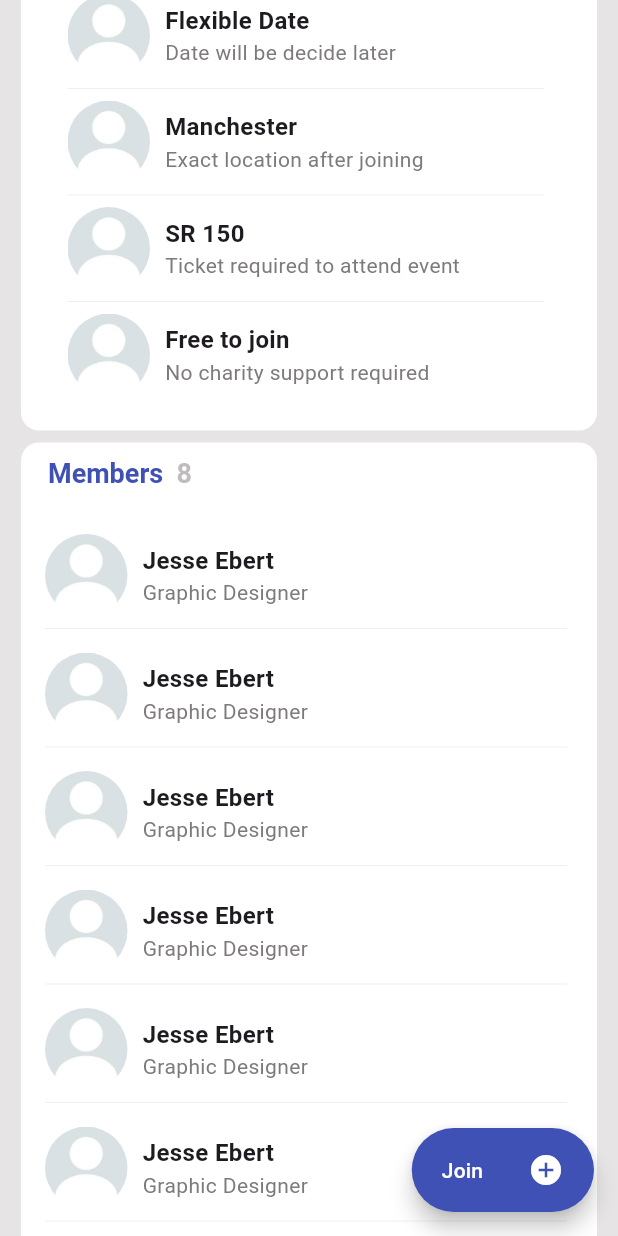
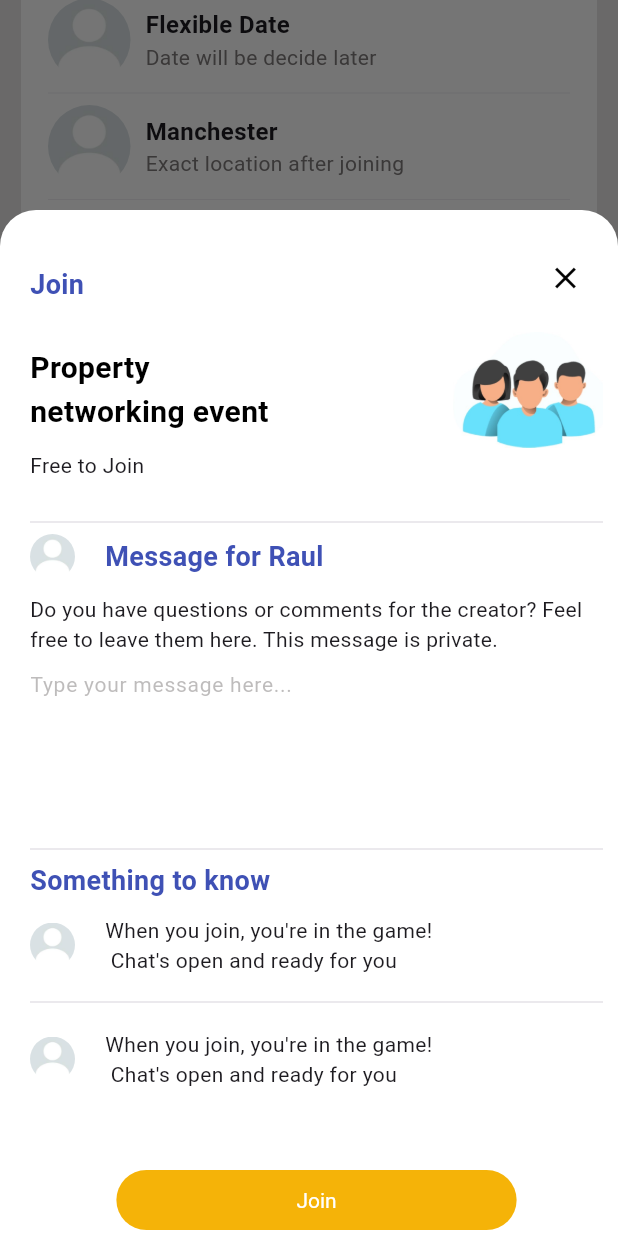
Before and after one commit to Musaddiq625/chat_app_white_label, a Flutter app: the screen it shows after launch, scrolled down 576 dp, after a tap on "Join", on a phone screen of 412 x 824 dp. Run offline on Flutter 3.47's test engine with Material 3 defaults, Android fonts, the phone set to English and light mode, and no system bars; our stand-ins replace bloc, cached_network_image, camera, cloud_firestore, contacts_service, country_code_picker and 16 more; missing offline and left inert: agora_rtc_engine, flutter_sound_lite, video_thumbnail, voice_message_package; accounts and stored records are empty; network calls fail.

Commit message:
Ui Work of Locals event screen

```diff
--- a/lib/src/components/bottom_sheet_component.dart
+++ b/lib/src/components/bottom_sheet_component.dart
@@ -20,7 +20,7 @@ class BottomSheetComponent {
       isScrollControlled: true,
       isDismissible: true,
       backgroundColor: ColorConstants.white,
-      barrierColor: ColorConstants.white.withOpacity(0.2),
+      // barrierColor: ColorConstants.white.withOpacity(0.2),
       shape: const RoundedRectangleBorder(
         borderRadius: BorderRadius.vertical(
           top: Radius.circular(24),
--- a/lib/src/components/custom_button.dart
+++ b/lib/src/components/custom_button.dart
@@ -7,9 +7,10 @@ class ButtonComponent extends StatelessWidget {
   final Color bgcolor;
   final double textSize;
   final Color textColor;
+  final double horizontalLength;
 
    ButtonComponent(
-      {super.key, required this.buttonText, required this.onPressedFunction, this.bgcolor = Colors.indigo, this.textSize = 14,this.textColor = Colors.white,});
+      {super.key, required this.buttonText, required this.onPressedFunction, this.bgcolor = Colors.indigo, this.textSize = 14,this.textColor = Colors.white,this.horizontalLength=25});
 
   @override
   Widget build(BuildContext context) {
@@ -21,7 +22,7 @@ class ButtonComponent extends StatelessWidget {
             foregroundColor: textColor,
             backgroundColor: bgcolor,
             shadowColor: Colors.transparent,
-            padding: const EdgeInsets.symmetric(horizontal: 25, vertical: 12),
+            padding:  EdgeInsets.symmetric(horizontal: horizontalLength, vertical: 12),
             textStyle:  TextStyle(
               fontSize: textSize,
             )),
--- /dev/null
+++ b/lib/src/components/info_sheet_component.dart
@@ -0,0 +1,50 @@
+import 'package:flutter/cupertino.dart';
+
+import '../constants/image_constants.dart';
+
+class InfoSheetComponent extends StatefulWidget {
+  final heading;
+  final body;
+  final image;
+
+  const InfoSheetComponent({super.key, this.heading, this.body, this.image});
+
+  @override
+  State<InfoSheetComponent> createState() => _InfoSheetComponentState();
+}
+
+class _InfoSheetComponentState extends State<InfoSheetComponent> {
+  @override
+  Widget build(BuildContext context) {
+    return  Container(
+      child: Column(
+        children: [
+          const SizedBox(
+            height: 70,
+            width: double.infinity,
+          ),
+          Image.asset(
+            // AssetConstants.group,
+            widget.image,
+            width: 150,
+            height: 150,
+          ),
+           Text(
+            widget.heading,
+            style: TextStyle(fontWeight: FontWeight.bold, fontSize: 25),
+          ),
+          const SizedBox(
+            height: 20,
+          ),
+          Text(
+            widget.body,
+            style: TextStyle( fontSize: 14),
+          ),
+          const SizedBox(
+            height: 50,
+          )
+        ],
+      ),
+    );
+  }
+}
--- a/lib/src/screens/locals_event_screen.dart
+++ b/lib/src/screens/locals_event_screen.dart
@@ -1,11 +1,14 @@
+import 'package:chat_app_white_label/src/components/custom_button.dart';
 import 'package:chat_app_white_label/src/components/ui_scaffold.dart';
 import 'package:flutter/material.dart';
 
 import '../components/bottom_sheet_component.dart';
 import '../components/contacts_card_component.dart';
 import '../components/icon_component.dart';
+import '../components/info_sheet_component.dart';
 import '../components/profile_image_component.dart';
 import '../constants/color_constants.dart';
+import '../constants/image_constants.dart';
 import '../models/contact.dart';
 
 class LocalsEventScreen extends StatefulWidget {
@@ -19,6 +22,7 @@ final String _fullText =
     "Lorem Ipsum is simply dummy text of the printing and typesetting industry. Lorem Ipsum has been the industry's standard dummy text ever since the 1500s, when an unknown printer took a galley of type and scrambled it to make a type specimen book.";
 bool _showFullText = false;
 bool ticketRequired = true;
+final TextEditingController _controller = TextEditingController();
 
 class _LocalsEventScreenState extends State<LocalsEventScreen> {
   final List<ContactModel> contacts = [
@@ -57,7 +61,7 @@ class _LocalsEventScreenState extends State<LocalsEventScreen> {
         backgroundColor: ColorConstants.bgcolorbutton,
         foregroundColor: ColorConstants.white,
         onPressed: () {
-          // Respond to button press
+          _showJoinBottomSheet();
         },
         label: const Row(
           children: [
@@ -310,7 +314,7 @@ class _LocalsEventScreenState extends State<LocalsEventScreen> {
         color: ColorConstants.white,
         elevation: 0,
         child: Padding(
-          padding: const EdgeInsets.all(15.0),
+          padding: const EdgeInsets.all(18.0),
           child:
               Column(crossAxisAlignment: CrossAxisAlignment.start, children: [
             const Text(
@@ -320,15 +324,9 @@ class _LocalsEventScreenState extends State<LocalsEventScreen> {
                   fontSize: 18,
                   color: ColorConstants.bgcolorbutton),
             ),
-            Padding(
-              padding: const EdgeInsets.only(top: 10, left: 18),
-              child:
-                  // Text(
-                  //   "Lorem Ipsum is simply dummy text of the printing and typesetting industry. Lorem Ipsum has been the industry's standard dummy text ever since the 1500s, when an unknown printer took a galley of type and scrambled it to make a type specimen book.",
-                  //   style: TextStyle(
-                  //     fontSize: 12,
-                  //   ),
-                  // ),
+            SizedBox(
+              height: 10,
+            ),
             GestureDetector(
               onTap: () {
                 setState(() {
@@ -357,12 +355,11 @@ class _LocalsEventScreenState extends State<LocalsEventScreen> {
                 ),
               ),
             ),
-            ),
             SizedBox(
               height: 20,
             ),
             Container(
-              padding: const EdgeInsets.only(left: 16, bottom: 8, right: 20),
+              // padding: const EdgeInsets.only(left: 16, bottom: 8, right: 20),
               child: Column(
                 children: [
                   Row(
@@ -530,7 +527,7 @@ class _LocalsEventScreenState extends State<LocalsEventScreen> {
                     children: <TextSpan>[
                       const TextSpan(text: "Members  "),
                       TextSpan(
-                        text: "8",
+                        text: contacts.length.toString(),
                         style: TextStyle(
                             color: ColorConstants.lightGray.withOpacity(0.5)),
                       ),
@@ -635,4 +632,170 @@ class _LocalsEventScreenState extends State<LocalsEventScreen> {
           ],
         ));
   }
+
+  _showJoinBottomSheet() {
+    BottomSheetComponent.showBottomSheet(context,
+        takeFullHeightWhenPossible: false,
+        isShowHeader: false,
+        body: Padding(
+          padding: const EdgeInsets.only(top: 20.0, left: 20, right: 10),
+          child: Column(
+            crossAxisAlignment: CrossAxisAlignment.start,
+            children: [
+              Row(
+                mainAxisAlignment: MainAxisAlignment.spaceBetween,
+                children: [
+                  Text(
+                    "Join",
+                    style: TextStyle(
+                        color: Colors.indigo,
+                        fontWeight: FontWeight.bold,
+                        fontSize: 18),
+                  ),
+                  InkWell(
+                    onTap: () => Navigator.pop(context),
+                    child: IconComponent(
+                      iconData: Icons.close,
+                      borderColor: Colors.transparent,
+                      iconColor: Colors.black,
+                      circleSize: 50,
+                      backgroundColor: Colors.transparent,
+                    ),
+                  ),
+                ],
+              ),
+              Row(
+                mainAxisAlignment: MainAxisAlignment.spaceBetween,
+                children: [
+                  Text(
+                    "Property \nnetworking event",
+                    style: TextStyle(
+                        fontSize: 20,
+                        fontWeight: FontWeight.bold,
+                        color: ColorConstants.black),
+                  ),
+                  Image.asset(
+                    AssetConstants.group,
+                    width: 100,
+                    height: 80,
+                  ),
+                ],
+              ),
+              Text("Free to Join"),
+              SizedBox(height: 20,),
+              const Divider(
+                thickness: 0.5,
+              ),
+              _messageComponent(),
+              const Divider(
+                thickness: 0.5,
+              ),
+              Text(
+                "Something to know",
+                style: TextStyle(
+                    color: Colors.indigo,
+                    fontWeight: FontWeight.bold,
+                    fontSize: 18),
+              ),
+              SizedBox(height: 10,),
+              Row(
+                children: [
+                  ProfileImageComponent(url: "",size: 30,),
+                  SizedBox(width: 20,),
+                  Text(
+                    "When you join, you're in the game!\n Chat's open and ready for you ",
+                  ),
+                ],
+              ),
+              SizedBox(height: 10,),
+              const Divider(
+                thickness: 0.5,
+              ),
+              SizedBox(height: 10,),
+              Row(
+                children: [
+                  ProfileImageComponent(url: "",size: 30,),
+                  SizedBox(width: 20,),
+                  Text(
+                    "When you join, you're in the game!\n Chat's open and ready for you ",
+                  ),
+                ],
+              ),
+              SizedBox(height: 50,),
+
+              Row(
+                mainAxisAlignment: MainAxisAlignment.center,
+                children: [
+                  ButtonComponent(buttonText: "Join", onPressedFunction: (){
+                    _sendMessage();
+                    Navigator.pop(context);
+                    BottomSheetComponent.showBottomSheet(context,
+                      isShowHeader: false,
+                      body:
+                      InfoSheetComponent(heading: "Request Sent!",body: "You will be notifiy when your request is accepted",image: AssetConstants.group,),
+                    );
+
+                    },horizontalLength: 120,bgcolor: ColorConstants.yellow,)
+                ],
+              )
+
+
+
+            ],
+          ),
+        ));
   }
+
+
+  _messageComponent(){
+    return Container(
+      child: Column(
+        children: [
+          Row(
+            children: [
+              ProfileImageComponent(url: "",size: 30,),
+              SizedBox(width: 20,),
+              Text(
+                "Message for Raul",
+                style: TextStyle(
+                    color: Colors.indigo,
+                    fontWeight: FontWeight.bold,
+                    fontSize: 18),
+              ),
+            ],
+          ),
+          SizedBox(height: 10,),
+          Text(
+            "Do you have questions or comments for the creator? Feel free to leave them here. This message is private.",
+          ),
+          TextField(
+            controller: _controller,
+            maxLines: 4,
+            decoration: InputDecoration(
+              hintText: 'Type your message here...',
+              // suffixIcon: IconButton(
+              //   icon: Icon(Icons.send),
+              //   onPressed: _sendMessage,
+              // ),
+              hintStyle: TextStyle(color: ColorConstants.lightGray.withOpacity(0.5),fontSize: 14),
+              border: InputBorder.none,
+            ),
+          ),
+          SizedBox(height: 10,),
+
+        ],
+      ),
+    );
+
+  }
+
+
+  void _sendMessage() {
+    if (_controller.text.isNotEmpty) {
+      setState(() {
+        _controller.text;
+         _controller.clear();
+      });
+    }
+  }
+}
--- a/lib/src/screens/locals_home_screen.dart
+++ b/lib/src/screens/locals_home_screen.dart
@@ -1,4 +1,5 @@
 import 'package:chat_app_white_label/src/components/icon_component.dart';
+import 'package:chat_app_white_label/src/components/info_sheet_component.dart';
 import 'package:chat_app_white_label/src/components/profile_image_component.dart';
 import 'package:chat_app_white_label/src/components/ui_scaffold.dart';
 import 'package:chat_app_white_label/src/constants/color_constants.dart';
@@ -447,25 +448,28 @@ class _LocalsHomeScreenState extends State<LocalsHomeScreen> {
   _yesShareItBottomSheet() {
     BottomSheetComponent.showBottomSheet(context,
         isShowHeader: false,
-        body: Column(
-          children: [
-            const SizedBox(
-              height: 70,
-              width: double.infinity,
-            ),
-            Image.asset(
-              AssetConstants.group,
-              width: 150,
-              height: 150,
-            ),
-            const Text(
-              "Event Shared !",
-              style: TextStyle(fontWeight: FontWeight.bold, fontSize: 25),
-            ),
-            const SizedBox(
-              height: 50,
-            ),
-          ],
-        ));
+        body:
+            InfoSheetComponent(heading: "Event Shared !",image: AssetConstants.group,),
+        );
+    // Column(
+    //   children: [
+    //     const SizedBox(
+    //       height: 70,
+    //       width: double.infinity,
+    //     ),
+    //     Image.asset(
+    //       AssetConstants.group,
+    //       width: 150,
+    //       height: 150,
+    //     ),
+    //     const Text(
+    //       "Event Shared !",
+    //       style: TextStyle(fontWeight: FontWeight.bold, fontSize: 25),
+    //     ),
+    //     const SizedBox(
+    //       height: 50,
+    //     ),
+    //   ],
+    // )
   }
 }
```
Lines whose indentation alone changed are shown as unchanged.
